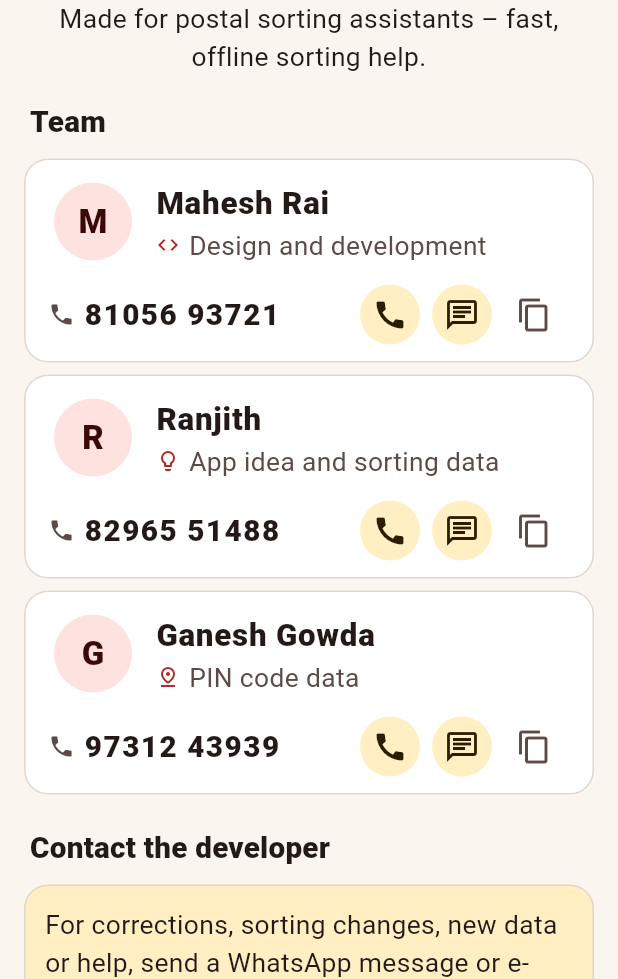
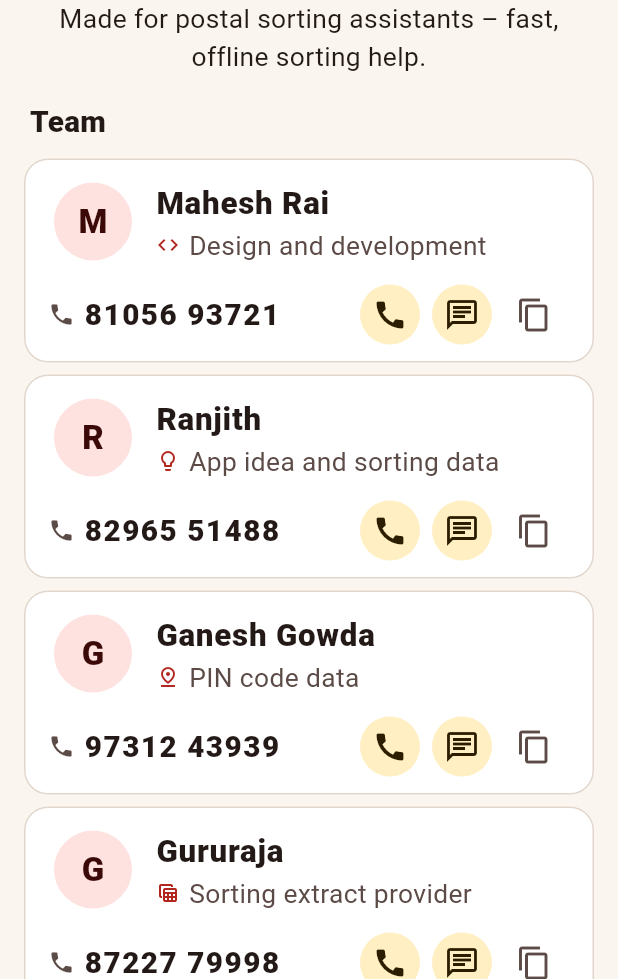
Before and after one commit to maheshraikg/po-sorting, a Flutter app: the ContributorsScreen screen opened directly, on a phone screen of 412 x 824 dp, the part 257-1236 px from its top. Run offline on Flutter 3.47's test engine with Material 3 defaults, Android fonts, the phone set to English and light mode, and no system bars; our stand-ins replace camera, csv, file_picker, flutter_tts, share_plus, shared_preferences and 3 more; missing offline and left inert: excel, google_mlkit_text_recognition; accounts and stored records are empty.

Commit message:
Contributors: add Gururaja (sorting extract provider)
Co-Authored-By: Claude Opus 5.5 <noreply@anthropic.com>
Claude-Session: https://claude.ai/code/session_01J7NCzQ6vFe1yu161DyXRnu

```diff
--- a/lib/core/constants.dart
+++ b/lib/core/constants.dart
@@ -3,7 +3,7 @@ library;
 
 const String kAppNameEn = 'PO Sorting';
 const String kAppNameKn = 'ಪಿಒ ಸಾರ್ಟಿಂಗ್';
-const String kAppVersion = '1.0.28';
+const String kAppVersion = '1.0.29';
 
 /// Shown verbatim on the About screen (plus translations).
 const String kDisclaimerEn =
--- a/lib/core/l10n/app_en.arb
+++ b/lib/core/l10n/app_en.arb
@@ -1331,5 +1331,6 @@
   "textSizeNormal": "Normal",
   "textSizeLarge": "Large",
   "textSizeXl": "Extra large",
-  "textSizeHuge": "Huge"
+  "textSizeHuge": "Huge",
+  "roleSortingExtract": "Sorting extract provider"
 }
--- a/lib/core/l10n/app_hi.arb
+++ b/lib/core/l10n/app_hi.arb
@@ -653,5 +653,6 @@
   "textSizeNormal": "सामान्य",
   "textSizeLarge": "बड़ा",
   "textSizeXl": "और बड़ा",
-  "textSizeHuge": "बहुत बड़ा"
+  "textSizeHuge": "बहुत बड़ा",
+  "roleSortingExtract": "सॉर्टिंग एक्सट्रैक्ट प्रदाता"
 }
--- a/lib/core/l10n/app_kn.arb
+++ b/lib/core/l10n/app_kn.arb
@@ -653,5 +653,6 @@
   "textSizeNormal": "ಸಾಮಾನ್ಯ",
   "textSizeLarge": "ದೊಡ್ಡದು",
   "textSizeXl": "ಇನ್ನೂ ದೊಡ್ಡದು",
-  "textSizeHuge": "ಅತಿ ದೊಡ್ಡದು"
+  "textSizeHuge": "ಅತಿ ದೊಡ್ಡದು",
+  "roleSortingExtract": "ಸಾರ್ಟಿಂಗ್ ಎಕ್ಸ್‌ಟ್ರಾಕ್ಟ್ ಒದಗಿಸಿದವರು"
 }
--- a/lib/core/l10n/app_localizations.dart
+++ b/lib/core/l10n/app_localizations.dart
@@ -4023,6 +4023,12 @@ abstract class AppLocalizations {
   /// In en, this message translates to:
   /// **'Huge'**
   String get textSizeHuge;
+
+  /// No description provided for @roleSortingExtract.
+  ///
+  /// In en, this message translates to:
+  /// **'Sorting extract provider'**
+  String get roleSortingExtract;
 }
 
 class _AppLocalizationsDelegate
--- a/lib/core/l10n/app_localizations_en.dart
+++ b/lib/core/l10n/app_localizations_en.dart
@@ -2246,4 +2246,7 @@ class AppLocalizationsEn extends AppLocalizations {
 
   @override
   String get textSizeHuge => 'Huge';
+
+  @override
+  String get roleSortingExtract => 'Sorting extract provider';
 }
--- a/lib/core/l10n/app_localizations_hi.dart
+++ b/lib/core/l10n/app_localizations_hi.dart
@@ -2242,4 +2242,7 @@ class AppLocalizationsHi extends AppLocalizations {
 
   @override
   String get textSizeHuge => 'बहुत बड़ा';
+
+  @override
+  String get roleSortingExtract => 'सॉर्टिंग एक्सट्रैक्ट प्रदाता';
 }
--- a/lib/core/l10n/app_localizations_kn.dart
+++ b/lib/core/l10n/app_localizations_kn.dart
@@ -2252,4 +2252,7 @@ class AppLocalizationsKn extends AppLocalizations {
 
   @override
   String get textSizeHuge => 'ಅತಿ ದೊಡ್ಡದು';
+
+  @override
+  String get roleSortingExtract => 'ಸಾರ್ಟಿಂಗ್ ಎಕ್ಸ್‌ಟ್ರಾಕ್ಟ್ ಒದಗಿಸಿದವರು';
 }
--- a/lib/features/settings/contributors_screen.dart
+++ b/lib/features/settings/contributors_screen.dart
@@ -24,6 +24,7 @@ final kContributors = <Contributor>[
   Contributor(kDeveloperName, (l) => l.roleDeveloper, Icons.code, phone: kDeveloperPhone),
   Contributor('Ranjith', (l) => l.roleIdeaData, Icons.lightbulb_outline, phone: '8296551488'),
   Contributor('Ganesh Gowda', (l) => l.rolePinData, Icons.pin_drop_outlined, phone: '9731243939'),
+  Contributor('Gururaja', (l) => l.roleSortingExtract, Icons.table_view_outlined, phone: '8722779998'),
 ];
 
 class ContributorsScreen extends StatelessWidget {
--- a/pubspec.yaml
+++ b/pubspec.yaml
@@ -16,7 +16,7 @@ publish_to: 'none' # Remove this line if you wish to publish to pub.dev
 # https://developer.apple.com/library/archive/documentation/General/Reference/InfoPlistKeyReference/Articles/CoreFoundationKeys.html
 # In Windows, build-name is used as the major, minor, and patch parts
 # of the product and file versions while build-number is used as the build suffix.
-version: 1.0.28+29
+version: 1.0.29+30
 
 environment:
   sdk: ^3.13.4
```
Also changed, not shown: 1 other file.
